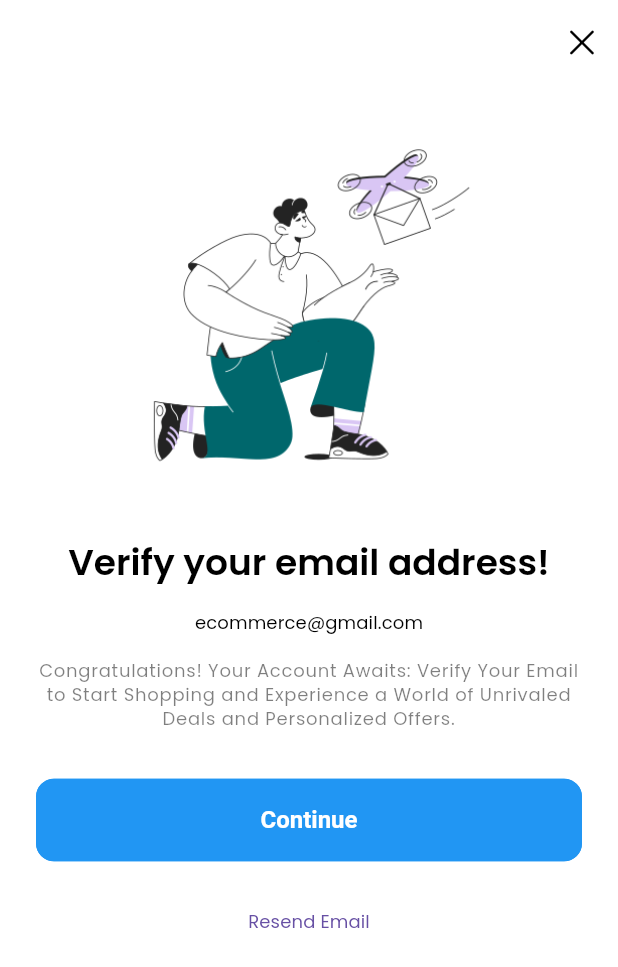
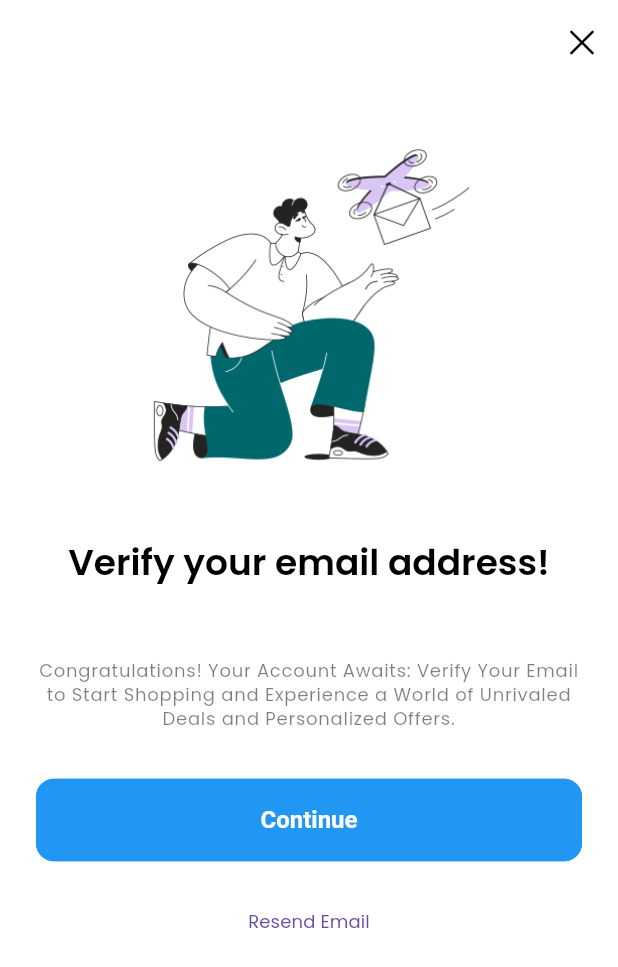
Before and after one commit to Rashminda121/MobileApp, a Flutter app: the VerifyEmailScreen screen opened directly, on a phone screen of 412 x 824 dp. Shown: the top 967 px of the screen. Run offline on Flutter 3.47's test engine with Material 3 defaults, Android fonts, the phone set to English and light mode, and no system bars; our stand-ins replace carousel_slider, cloud_firestore, connectivity_plus, firebase_auth, firebase_core, flutter_native_splash and 8 more; accounts and stored records are empty; statements that could not run were skipped.

Commit message:
Update verify_email.dart

```diff
--- a/lib/features/authentication/screens/signup/verify_email.dart
+++ b/lib/features/authentication/screens/signup/verify_email.dart
@@ -11,10 +11,12 @@ import "../../../../utils/helpers/helper_functions.dart";
 import "../login/login.dart";
 
 class VerifyEmailScreen extends StatelessWidget {
-  const VerifyEmailScreen({super.key});
+  const VerifyEmailScreen({super.key, this.email});
+  final String? email;
 
   @override
   Widget build(BuildContext context) {
+    final controller = Get.put(const VerifyEmailScreen());
     return Scaffold(
       appBar: AppBar(
         automaticallyImplyLeading: false,
@@ -45,7 +47,7 @@ class VerifyEmailScreen extends StatelessWidget {
               ),
               const SizedBox(height: TSizes.spaceBtwItems),
               Text(
-                'ecommerce@gmail.com',
+                email ?? '',
                 style: Theme.of(context).textTheme.labelLarge,
                 textAlign: TextAlign.center,
               ),
```
